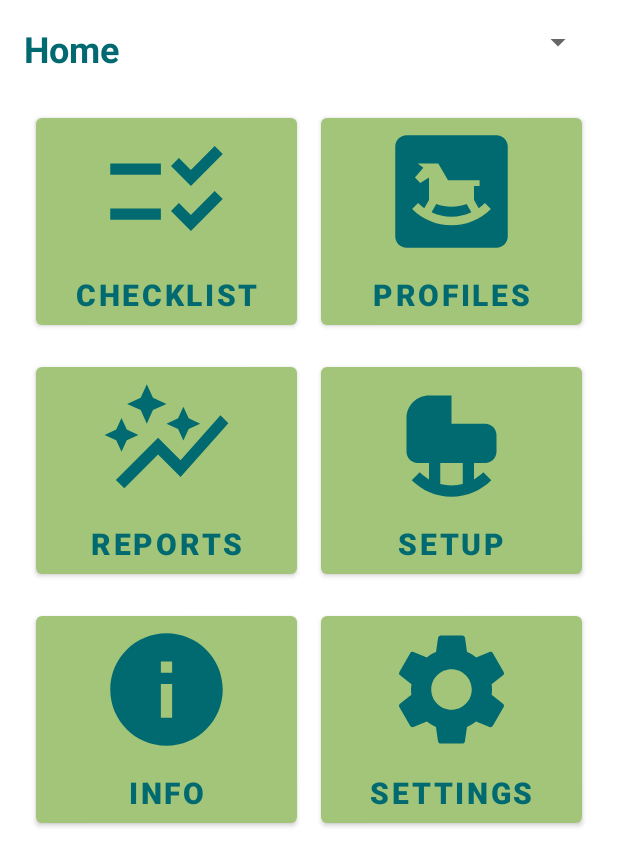
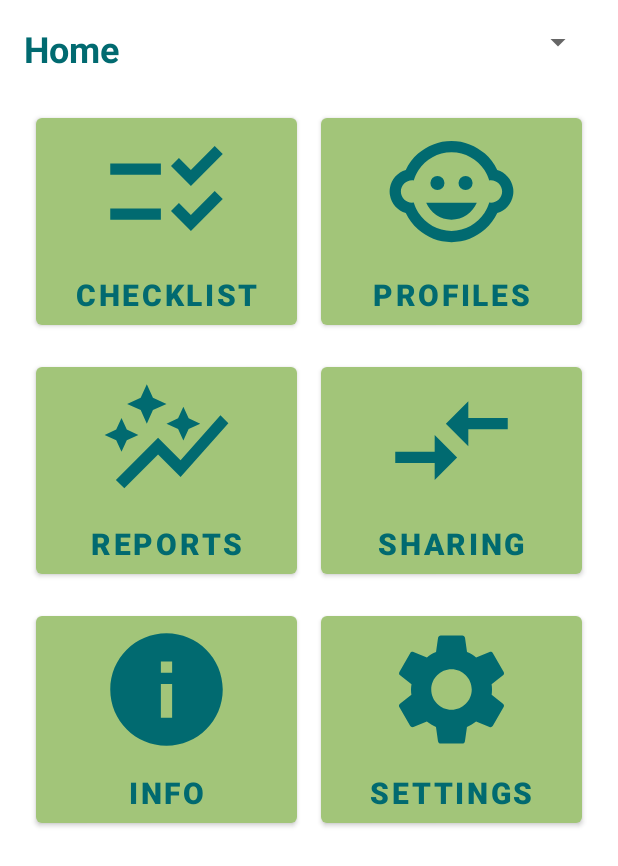
Before and after one commit to darwinkjull/SIDS-Capstone, an Android app: the Main_Activity screen opened directly, with no data from a screen before it, on a phone screen of 412 x 824 dp. Shown: the top 866 px of the screen. Run offline under Robolectric (Android 15) with nearby library versions, the phone set to English and light mode, and no system bars.

Commit message:
Updated home page
Added new icons to home page for profiles and sharing page. Changed "setup" to "sharing".

```diff
--- /dev/null
+++ b/src/app/src/main/res/drawable/child_icon.xml
@@ -0,0 +1,7 @@
+<vector android:height="@dimen/menu_button" android:tint="@color/colorPrimaryDark"
+    android:viewportHeight="24" android:viewportWidth="24"
+    android:width="@dimen/menu_button" xmlns:android="http://schemas.android.com/apk/res/android">
+    <path android:fillColor="@android:color/white" android:pathData="M14.5,10.5m-1.25,0a1.25,1.25 0,1 1,2.5 0a1.25,1.25 0,1 1,-2.5 0"/>
+    <path android:fillColor="@android:color/white" android:pathData="M9.5,10.5m-1.25,0a1.25,1.25 0,1 1,2.5 0a1.25,1.25 0,1 1,-2.5 0"/>
+    <path android:fillColor="@android:color/white" android:pathData="M22.94,12.66c0.04,-0.21 0.06,-0.43 0.06,-0.66s-0.02,-0.45 -0.06,-0.66c-0.25,-1.51 -1.36,-2.74 -2.81,-3.17 -0.53,-1.12 -1.28,-2.1 -2.19,-2.91C16.36,3.85 14.28,3 12,3s-4.36,0.85 -5.94,2.26c-0.92,0.81 -1.67,1.8 -2.19,2.91 -1.45,0.43 -2.56,1.65 -2.81,3.17 -0.04,0.21 -0.06,0.43 -0.06,0.66s0.02,0.45 0.06,0.66c0.25,1.51 1.36,2.74 2.81,3.17 0.52,1.11 1.27,2.09 2.17,2.89C7.62,20.14 9.71,21 12,21s4.38,-0.86 5.97,-2.28c0.9,-0.8 1.65,-1.79 2.17,-2.89 1.44,-0.43 2.55,-1.65 2.8,-3.17zM19,14c-0.1,0 -0.19,-0.02 -0.29,-0.03 -0.2,0.67 -0.49,1.29 -0.86,1.86C16.6,17.74 14.45,19 12,19s-4.6,-1.26 -5.85,-3.17c-0.37,-0.57 -0.66,-1.19 -0.86,-1.86 -0.1,0.01 -0.19,0.03 -0.29,0.03 -1.1,0 -2,-0.9 -2,-2s0.9,-2 2,-2c0.1,0 0.19,0.02 0.29,0.03 0.2,-0.67 0.49,-1.29 0.86,-1.86C7.4,6.26 9.55,5 12,5s4.6,1.26 5.85,3.17c0.37,0.57 0.66,1.19 0.86,1.86 0.1,-0.01 0.19,-0.03 0.29,-0.03 1.1,0 2,0.9 2,2s-0.9,2 -2,2zM7.5,14c0.76,1.77 2.49,3 4.5,3s3.74,-1.23 4.5,-3h-9z"/>
+</vector>
--- /dev/null
+++ b/src/app/src/main/res/drawable/compare_arrows_icon.xml
@@ -0,0 +1,5 @@
+<vector android:autoMirrored="true" android:height="@dimen/menu_button"
+    android:tint="@color/colorPrimaryDark" android:viewportHeight="24"
+    android:viewportWidth="24" android:width="@dimen/menu_button" xmlns:android="http://schemas.android.com/apk/res/android">
+    <path android:fillColor="@android:color/white" android:pathData="M9.01,14H2v2h7.01v3L13,15l-3.99,-4V14zM14.99,13v-3H22V8h-7.01V5L11,9L14.99,13z"/>
+</vector>
--- a/src/app/src/main/res/layout/main_activity.xml
+++ b/src/app/src/main/res/layout/main_activity.xml
@@ -59,7 +59,7 @@
             android:layout_columnWeight="1"
             android:layout_rowWeight="1"
             android:layout_margin="8dp"
-            android:drawableTop="@drawable/baby_icon"
+            android:drawableTop="@drawable/child_icon"
             android:text="Profiles"
             android:textColor="@color/colorPrimaryDark"
             android:textSize="20sp"
@@ -81,14 +81,14 @@
             android:gravity="center" />
 
         <Button
-            android:id="@+id/goToSetup"
+            android:id="@+id/goToSharing"
             android:layout_width="150dp"
             android:layout_height="150dp"
             android:layout_columnWeight="1"
             android:layout_rowWeight="1"
             android:layout_margin="8dp"
-            android:drawableTop="@drawable/crib_icon"
-            android:text="Setup"
+            android:drawableTop="@drawable/compare_arrows_icon"
+            android:text="Sharing"
             android:textColor="@color/colorPrimaryDark"
             android:textSize="20sp"
             android:textStyle="bold"
```
